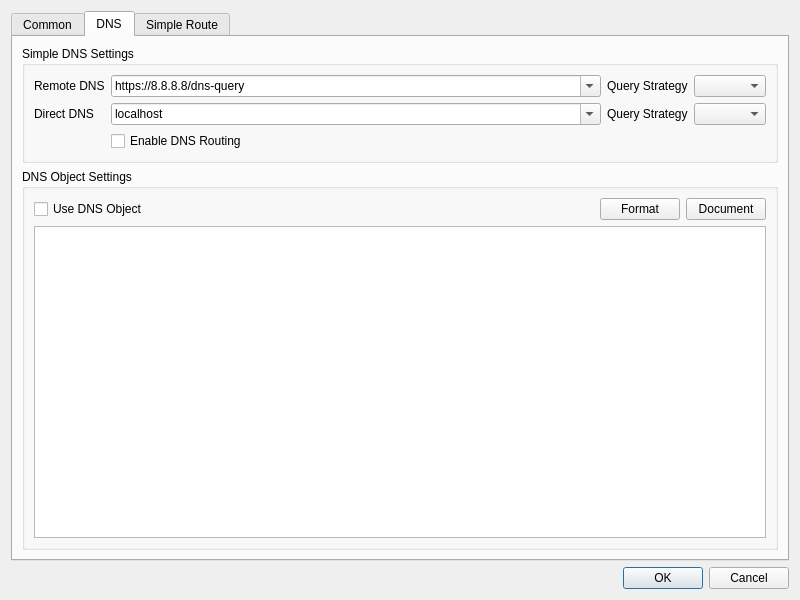
Qt form ui/dialog_manage_routes.ui (MatsuriDayo/nekoray) before a commit.
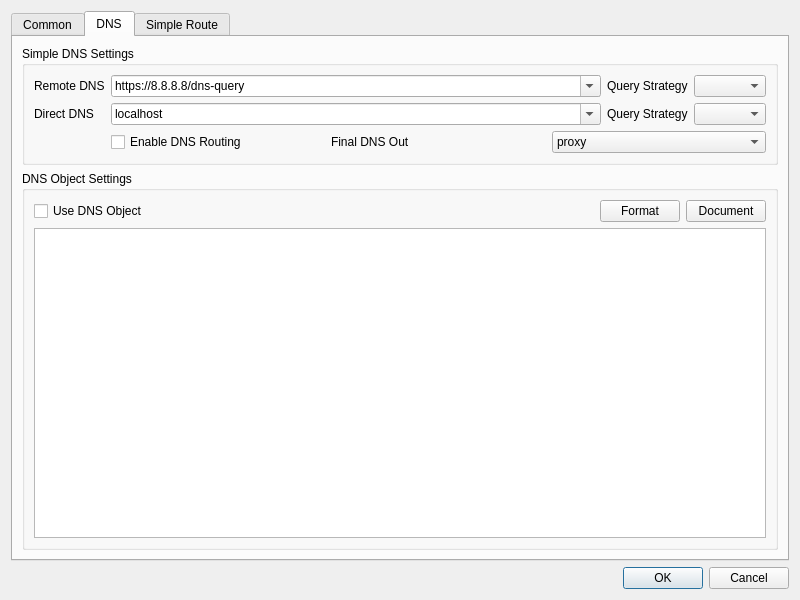
The same form after that commit. The open tabs and pages were chosen to show the change.

Commit message: feat: choose final DNS out

```diff
--- a/ui/dialog_manage_routes.ui
+++ b/ui/dialog_manage_routes.ui
@@ -250,6 +250,27 @@
               </property>
              </widget>
             </item>
+            <item>
+             <widget class="QLabel" name="dns_final_out_l">
+              <property name="text">
+               <string>Final DNS Out</string>
+              </property>
+             </widget>
+            </item>
+            <item>
+             <widget class="QComboBox" name="dns_final_out">
+              <item>
+               <property name="text">
+                <string notr="true">proxy</string>
+               </property>
+              </item>
+              <item>
+               <property name="text">
+                <string notr="true">bypass</string>
+               </property>
+              </item>
+             </widget>
+            </item>
            </layout>
           </item>
           <item row="1" column="2">
```
The commit also changes 7 other files.
